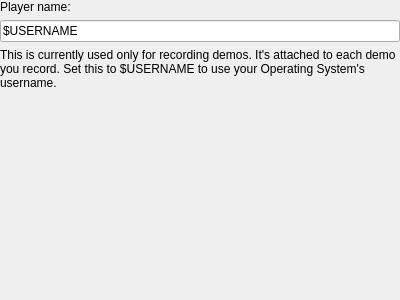
Qt form src/core/gui/configuration/cfggames.ui (DoomseekerTeam/Doomseeker) before a commit.
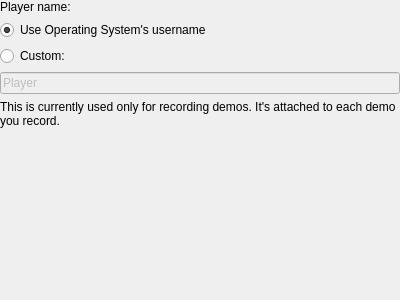
The same form after that commit.

Commit message: Configure playername as OS username via a radio button, not a special value

Diff of the .ui file:
```diff
--- a/src/core/gui/configuration/cfggames.ui
+++ b/src/core/gui/configuration/cfggames.ui
@@ -30,17 +30,37 @@
      </property>
     </widget>
    </item>
+   <item>
+    <widget class="QRadioButton" name="rbUseOSUsername">
+     <property name="text">
+      <string>Use Operating System's username</string>
+     </property>
+     <property name="checked">
+      <bool>true</bool>
+     </property>
+    </widget>
+   </item>
+   <item>
+    <widget class="QRadioButton" name="rbCustomUsername">
+     <property name="text">
+      <string>Custom:</string>
+     </property>
+    </widget>
+   </item>
    <item>
     <widget class="QLineEdit" name="lePlayerName">
+     <property name="enabled">
+      <bool>false</bool>
+     </property>
      <property name="text">
-      <string notr="true">$USERNAME</string>
+      <string>Player</string>
      </property>
     </widget>
    </item>
    <item>
     <widget class="QLabel" name="labelUsernameTip">
      <property name="text">
-      <string>This is currently used only for recording demos. It's attached to each demo you record. Set this to $USERNAME to use your Operating System's username.</string>
+      <string>This is currently used only for recording demos. It's attached to each demo you record.</string>
      </property>
      <property name="wordWrap">
       <bool>true</bool>
```
Left out of the diff: 19 changed lines with no effect on the pictures. The commit also changes 6 other files.
